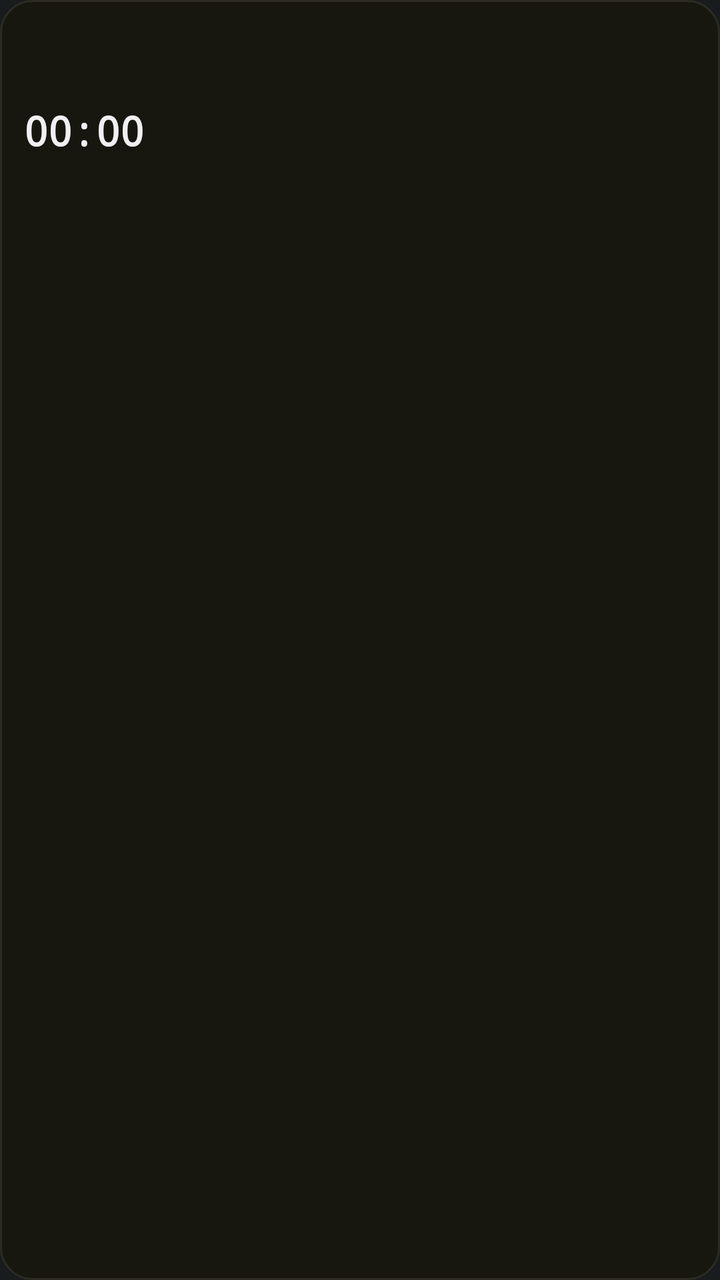
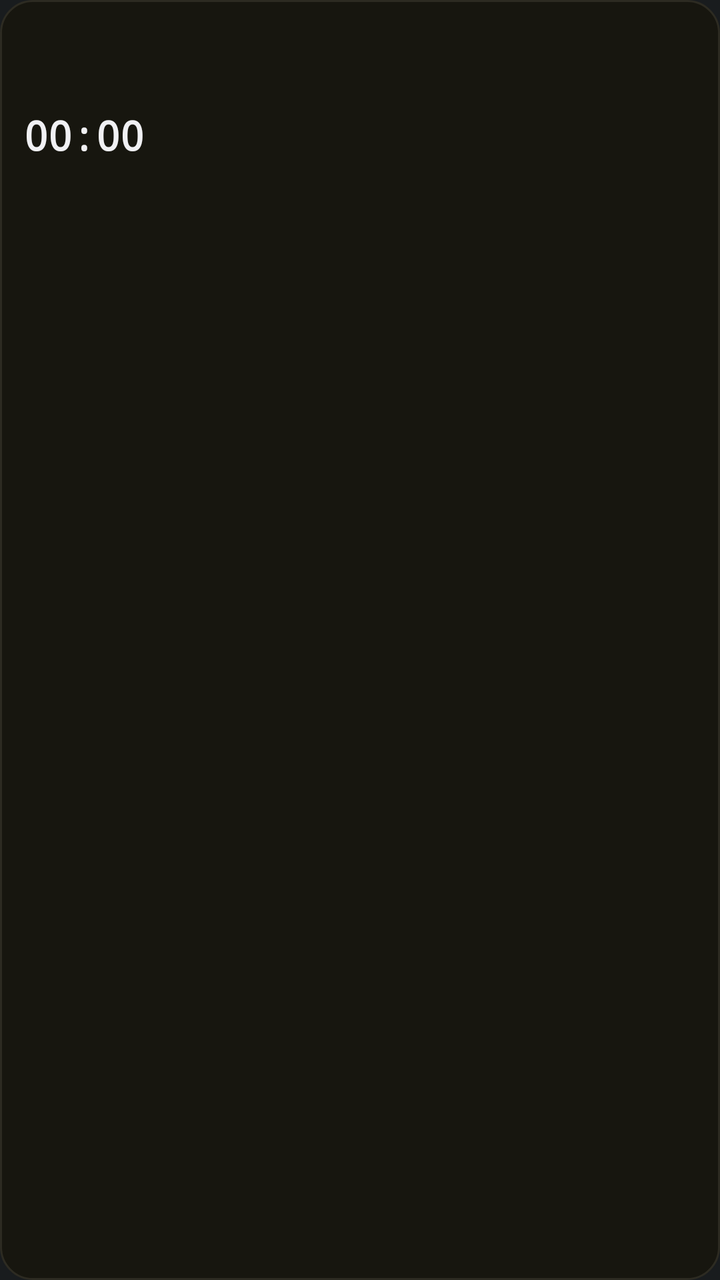

Compare the two renders of this Android layout. The source of the first and the diff that turns it into the second are given below.
<!-- AndroidManifest.xml: application theme android:Theme.DeviceDefault.NoActionBar -->
<!-- res/layout/tile.xml -->
<?xml version="1.0" encoding="utf-8"?>
<LinearLayout xmlns:android="http://schemas.android.com/apk/res/android" android:layout_width="0dp" android:layout_height="wrap_content" android:layout_weight="1" android:orientation="vertical" android:padding="12dp" android:background="@drawable/card_bg">
<TextView android:id="@+id/t_label" android:layout_width="wrap_content" android:layout_height="wrap_content" android:textSize="9sp" android:textColor="@color/dim" android:fontFamily="monospace" android:includeFontPadding="false" android:letterSpacing="0.12" android:maxLines="1" android:ellipsize="end"/>
<TextView android:id="@+id/t_text" android:layout_width="wrap_content" android:layout_height="wrap_content" android:textSize="20sp" android:textColor="@color/paper" android:fontFamily="monospace" android:textStyle="bold" android:includeFontPadding="false" android:maxLines="1" android:layout_marginTop="4dp"/>
<Chronometer android:id="@+id/t_timer" android:layout_width="wrap_content" android:layout_height="wrap_content" android:textSize="20sp" android:fontFamily="monospace" android:textStyle="bold" android:includeFontPadding="false" android:layout_marginTop="4dp"/>
<TextView android:id="@+id/t_sub" android:layout_width="wrap_content" android:layout_height="wrap_content" android:textSize="10sp" android:textColor="@color/paper" android:fontFamily="monospace" android:includeFontPadding="false" android:maxLines="1" android:ellipsize="end" android:layout_marginTop="4dp"/></LinearLayout>
<!-- resources referenced by this layout -->
<resources>
  <color name="dim">#908975</color>
  <color name="paper">#EDE7D3</color>
  <!-- drawable card_bg (drawable) -->
  <?xml version="1.0" encoding="utf-8"?>
  <shape xmlns:android="http://schemas.android.com/apk/res/android"><solid android:color="#17160F"/><corners android:radius="16dp"/><stroke android:width="1dp" android:color="#2D2B22"/></shape>
</resources>

<!-- the commit's change to res/layout/tile.xml (unified diff, before → after) -->
@@ -1,6 +1,6 @@
 <?xml version="1.0" encoding="utf-8"?>
 <LinearLayout xmlns:android="http://schemas.android.com/apk/res/android" android:layout_width="0dp" android:layout_height="wrap_content" android:layout_weight="1" android:orientation="vertical" android:padding="12dp" android:background="@drawable/card_bg">
-<TextView android:id="@+id/t_label" android:layout_width="wrap_content" android:layout_height="wrap_content" android:textSize="9sp" android:textColor="@color/dim" android:fontFamily="monospace" android:includeFontPadding="false" android:letterSpacing="0.12" android:maxLines="1" android:ellipsize="end"/>
+<TextView android:id="@+id/t_label" android:layout_width="wrap_content" android:layout_height="wrap_content" android:textSize="11sp" android:textColor="@color/dim" android:fontFamily="monospace" android:includeFontPadding="false" android:letterSpacing="0.06" android:maxLines="1" android:ellipsize="end"/>
 <TextView android:id="@+id/t_text" android:layout_width="wrap_content" android:layout_height="wrap_content" android:textSize="20sp" android:textColor="@color/paper" android:fontFamily="monospace" android:textStyle="bold" android:includeFontPadding="false" android:maxLines="1" android:layout_marginTop="4dp"/>
 <Chronometer android:id="@+id/t_timer" android:layout_width="wrap_content" android:layout_height="wrap_content" android:textSize="20sp" android:fontFamily="monospace" android:textStyle="bold" android:includeFontPadding="false" android:layout_marginTop="4dp"/>
-<TextView android:id="@+id/t_sub" android:layout_width="wrap_content" android:layout_height="wrap_content" android:textSize="10sp" android:textColor="@color/paper" android:fontFamily="monospace" android:includeFontPadding="false" android:maxLines="1" android:ellipsize="end" android:layout_marginTop="4dp"/></LinearLayout>
+<TextView android:id="@+id/t_sub" android:layout_width="wrap_content" android:layout_height="wrap_content" android:textSize="12sp" android:textColor="@color/paper" android:fontFamily="monospace" android:includeFontPadding="false" android:maxLines="1" android:ellipsize="end" android:layout_marginTop="4dp"/></LinearLayout>
<!-- resource entries referenced after the edit -->
@@ -1,6 +1,6 @@
 <!-- resources referenced by this layout -->
 <resources>
-  <color name="dim">#908975</color>
+  <color name="dim">#B0A88F</color>
   <color name="paper">#EDE7D3</color>
   <!-- drawable card_bg (drawable) -->
   <?xml version="1.0" encoding="utf-8"?>
